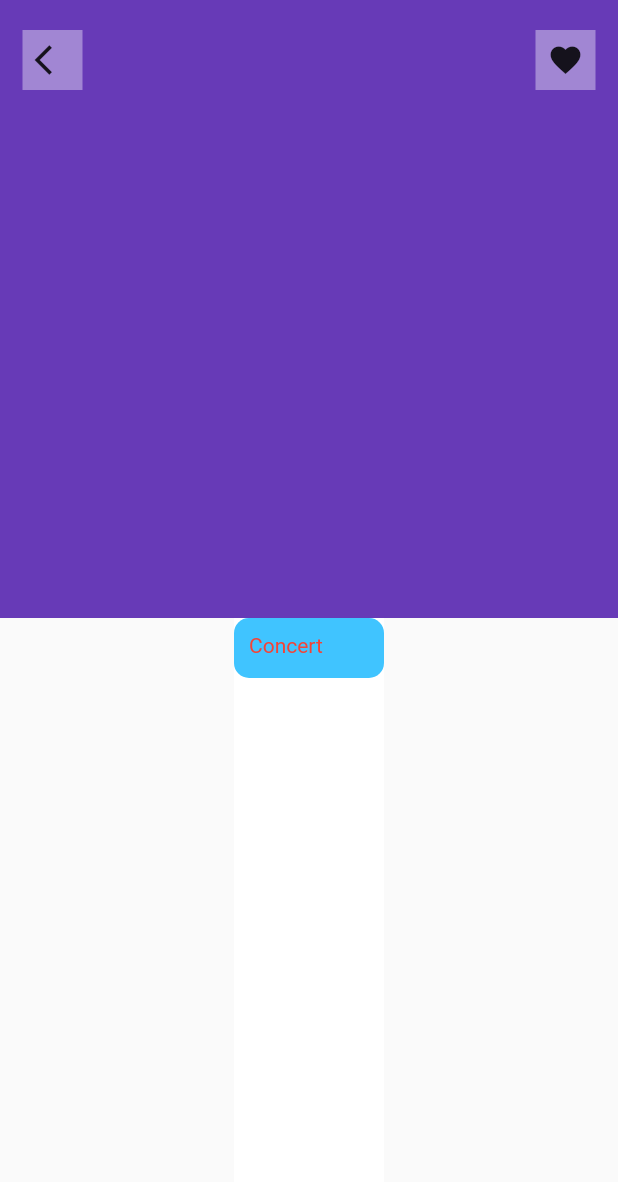
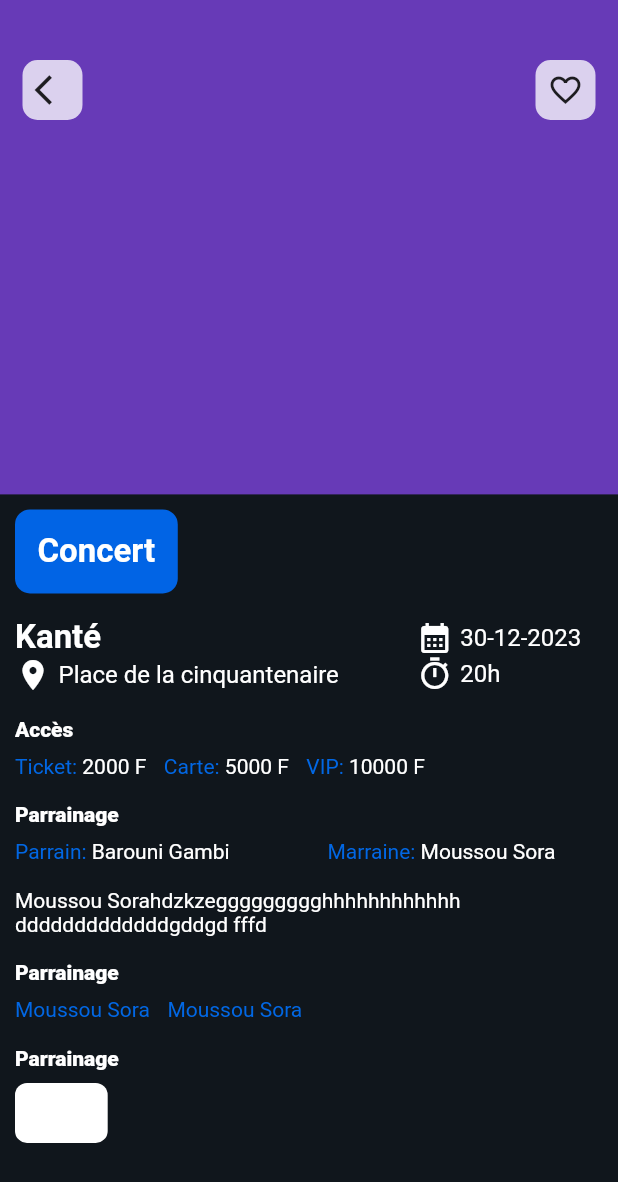
Before and after one commit to Abdouljr/MAli-Event-Front, a Flutter app: the DetailsEvent screen opened directly, on a phone screen of 412 x 824 dp. Shown: the top 1182 px of the screen. Run offline on Flutter 3.47's test engine with Material 2 defaults, Android fonts, the phone set to English and light mode, and no system bars.

Commit message:
details evenements

```diff
--- a/lib/Screen/inscription.dart
+++ b/lib/Screen/Auth & inscription/inscription.dart
@@ -2,7 +2,7 @@ import 'package:flutter/src/widgets/container.dart';
 import 'package:flutter/src/widgets/framework.dart';
 import 'package:flutter/cupertino.dart';
 import 'package:flutter/material.dart';
-import 'package:front_mali_event/Screen/authentification.dart';
+import 'package:front_mali_event/Screen/Auth%20&%20inscription/authentification.dart';
 
 class Inscription extends StatefulWidget {
   const Inscription({super.key});
--- /dev/null
+++ b/lib/Screen/Evenement/details_event.dart
@@ -0,0 +1,285 @@
+import 'package:flutter/material.dart';
+
+class DetailsEvent extends StatefulWidget {
+  const DetailsEvent({super.key});
+
+  @override
+  State<DetailsEvent> createState() => _DetailsEventState();
+}
+
+class _DetailsEventState extends State<DetailsEvent> {
+  @override
+  Widget build(BuildContext context) {
+    Size size = MediaQuery.of(context).size;
+    Color texte = Color(0xFF0167E4);
+    return Scaffold(
+      body: Container(
+        height: MediaQuery.of(context).size.height,
+        decoration: const BoxDecoration(
+          image: DecorationImage(
+              image: AssetImage("assets/images/Accueil.png"), fit: BoxFit.fill),
+        ),
+        child: Column(
+          children: [
+            Container(
+              color: Colors.deepPurple,
+              height: size.height * .4,
+              padding: const EdgeInsets.only(left: 15, right: 15, top: 40),
+              child: Row(
+                  mainAxisAlignment: MainAxisAlignment.spaceBetween,
+                  crossAxisAlignment: CrossAxisAlignment.start,
+                  children: [
+                    Container(
+                      width: 40,
+                      height: 40,
+                      decoration: BoxDecoration(
+                        color: Color.fromARGB(195, 255, 255, 255),
+                        borderRadius: BorderRadius.circular(10),
+                      ),
+                      child: const Icon(Icons.arrow_back_ios),
+                    ),
+                    Container(
+                      width: 40,
+                      height: 40,
+                      decoration: BoxDecoration(
+                        color: Color.fromARGB(195, 255, 255, 255),
+                        borderRadius: BorderRadius.circular(10),
+                      ),
+                      child: const Icon(Icons.favorite_border_outlined),
+                    ),
+                  ]),
+            ),
+            Expanded(
+              child: Container(
+                margin: EdgeInsets.all(10),
+                alignment: Alignment.topLeft,
+                child: Column(
+                  crossAxisAlignment: CrossAxisAlignment.start,
+                  mainAxisAlignment: MainAxisAlignment.start,
+                  children: [
+                    Container(
+                      padding: const EdgeInsets.all(15),
+                      decoration: BoxDecoration(
+                          color: Color(0xFF0164E5),
+                          borderRadius: BorderRadius.circular(10)),
+                      child: const Text(
+                        'Concert',
+                        textAlign: TextAlign.center,
+                        style: TextStyle(
+                            color: Colors.white,
+                            fontSize: 22,
+                            fontWeight: FontWeight.bold),
+                      ),
+                    ),
+                    SizedBox(
+                      height: size.height * .02,
+                    ),
+
+                    //=======================================================
+                    //========== Container contenant le nom et le date ==========
+                    Row(
+                      mainAxisAlignment: MainAxisAlignment.spaceBetween,
+                      children: [
+                        Container(
+                          width: size.width * .65,
+                          child: Column(
+                            //mainAxisAlignment: MainAxisAlignment.start,
+                            crossAxisAlignment: CrossAxisAlignment.start,
+                            children: [
+                              const Text(
+                                'Kanté',
+                                textAlign: TextAlign.center,
+                                style: TextStyle(
+                                    color: Colors.white,
+                                    fontSize: 22,
+                                    fontWeight: FontWeight.bold),
+                              ),
+                              Row(
+                                children: const [
+                                  Icon(
+                                    Icons.place,
+                                    color: Colors.white,
+                                  ),
+                                  SizedBox(
+                                    width: 5,
+                                  ),
+                                  Text(
+                                    'Place de la cinquantenaire',
+                                    style: TextStyle(
+                                        color: Colors.white,
+                                        fontSize: 16,
+                                        fontWeight: FontWeight.normal),
+                                  ),
+                                ],
+                              )
+                            ],
+                          ),
+                        ),
+                        Expanded(
+                            child: Column(
+                          children: [
+                            Row(
+                              children: const [
+                                Icon(
+                                  Icons.calendar_month_sharp,
+                                  color: Colors.white,
+                                ),
+                                SizedBox(
+                                  width: 5,
+                                ),
+                                Text(
+                                  '30-12-2023',
+                                  style: TextStyle(
+                                      color: Colors.white,
+                                      fontSize: 16,
+                                      fontWeight: FontWeight.normal),
+                                ),
+                              ],
+                            ),
+                            Row(
+                              children: const [
+                                Icon(
+                                  Icons.timer_sharp,
+                                  color: Colors.white,
+                                ),
+                                SizedBox(
+                                  width: 5,
+                                ),
+                                Text(
+                                  '20h',
+                                  style: TextStyle(
+                                      color: Colors.white,
+                                      fontSize: 16,
+                                      fontWeight: FontWeight.normal),
+                                ),
+                              ],
+                            )
+                          ],
+                        ))
+                      ],
+                    ),
+
+                    SizedBox(
+                      height: size.height * .02,
+                    ),
+
+                    //=======================================================
+                    //========== Container contenant les acces ==========
+                    const Text(
+                      "Accès",
+                      style: TextStyle(
+                          fontWeight: FontWeight.w800, color: Colors.white),
+                    ),
+                    SizedBox(
+                      height: size.height * .01,
+                    ),
+                    Row(children: [
+                      Text("Ticket: ", style: TextStyle(color: texte)),
+                      Text("2000 F ", style: TextStyle(color: Colors.white)),
+                      SizedBox(
+                        width: size.width * .02,
+                      ),
+                      Text("Carte: ", style: TextStyle(color: texte)),
+                      Text("5000 F ", style: TextStyle(color: Colors.white)),
+                      SizedBox(
+                        width: size.width * .02,
+                      ),
+                      Text("VIP: ", style: TextStyle(color: texte)),
+                      Text("10000 F ", style: TextStyle(color: Colors.white)),
+                    ]),
+                    SizedBox(
+                      height: size.height * .02,
+                    ),
+
+                    //=======================================================
+                    //========== Container contenant les parrainages ==========
+                    const Text(
+                      "Parrainage",
+                      style: TextStyle(
+                          fontWeight: FontWeight.w800, color: Colors.white),
+                    ),
+                    SizedBox(
+                      height: size.height * .01,
+                    ),
+                    Row(children: [
+                      Text("Parrain: ", style: TextStyle(color: texte)),
+                      const Text("Barouni Gambi ",
+                          style: TextStyle(color: Colors.white)),
+                      SizedBox(
+                        width: size.width * .15,
+                      ),
+                      Text("Marraine: ", style: TextStyle(color: texte)),
+                      const Text("Moussou Sora ",
+                          style: TextStyle(color: Colors.white)),
+                    ]),
+                    SizedBox(
+                      height: size.height * .02,
+                    ),
+
+                    //=======================================================
+                    //========== Container contenant la description ===========
+                    const Text(
+                        "Moussou Sorahdzkzeggggggggghhhhhhhhhhhh dddddddddddddgddgd fffd ",
+                        style: TextStyle(color: Colors.white)),
+
+                    SizedBox(
+                      height: size.height * .02,
+                    ),
+
+                    //=======================================================
+                    //========== Container contenant les artistes invites ===========
+                    const Text(
+                      "Parrainage",
+                      style: TextStyle(
+                          fontWeight: FontWeight.w800, color: Colors.white),
+                    ),
+                    SizedBox(
+                      height: size.height * .01,
+                    ),
+                    Row(
+                      children: [
+                        Text("Moussou Sora ", style: TextStyle(color: texte)),
+                        SizedBox(
+                          width: size.width * .02,
+                        ),
+                        Text("Moussou Sora ", style: TextStyle(color: texte)),
+                        SizedBox(
+                          height: size.height * .02,
+                        ),
+                      ],
+                    ),
+                    SizedBox(
+                      height: size.height * .02,
+                    ),
+
+                    //=======================================================
+                    //========== Container contenant les Sponsors ===========
+                    const Text(
+                      "Parrainage",
+                      style: TextStyle(
+                          fontWeight: FontWeight.w800, color: Colors.white),
+                    ),
+                    SizedBox(
+                      height: size.height * .01,
+                    ),
+
+                    Row(children: [
+                      Container(
+                        width: size.width * .15,
+                        height: 40,
+                        decoration: BoxDecoration(
+                          color: Colors.white,
+                          borderRadius: BorderRadius.circular(8),
+                        ),
+                      )
+                    ])
+                  ],
+                ),
+              ),
+            )
+          ],
+        ),
+      ),
+    );
+  }
+}
--- a/lib/Screen/details_event.dart
+++ /dev/null
@@ -1,68 +0,0 @@
-import 'package:flutter/material.dart';
-
-class DetailsEvent extends StatefulWidget {
-  const DetailsEvent({super.key});
-
-  @override
-  State<DetailsEvent> createState() => _DetailsEventState();
-}
-
-class _DetailsEventState extends State<DetailsEvent> {
-  @override
-  Widget build(BuildContext context) {
-    return Scaffold(
-      body: Column(
-        children: [
-          Container(
-            color: Colors.deepPurple,
-            height: MediaQuery.of(context).size.height * .5,
-            padding: const EdgeInsets.only(left: 15, right: 15, top: 20),
-            child: Row(
-                mainAxisAlignment: MainAxisAlignment.spaceBetween,
-                crossAxisAlignment: CrossAxisAlignment.start,
-                children: [
-                  Container(
-                    width: 40,
-                    height: 40,
-                    color: Colors.white38,
-                    child: const Icon(Icons.arrow_back_ios),
-                  ),
-                  Container(
-                    width: 40,
-                    height: 40,
-                    color: Colors.white38,
-                    child: const Icon(Icons.favorite),
-                  ),
-                ]),
-          ),
-          Expanded(
-            child: Container(
-              color: Colors.white,
-              child: Column(
-                crossAxisAlignment: CrossAxisAlignment.start,
-                mainAxisAlignment: MainAxisAlignment.start,
-                children: [
-                  InkWell(
-                    onTap: () {},
-                    child: Container(
-                      padding: const EdgeInsets.all(10),
-                      height: 40,
-                      width: 100,
-                      decoration: BoxDecoration(
-                          color: Colors.lightBlueAccent,
-                          borderRadius: BorderRadius.circular(10)),
-                      child: const Text(
-                        'Concert',
-                        style: TextStyle(color: Colors.red),
-                      ),
-                    ),
-                  )
-                ],
-              ),
-            ),
-          )
-        ],
-      ),
-    );
-  }
-}
--- a/lib/main.dart
+++ b/lib/main.dart
@@ -1,6 +1,7 @@
 import 'package:flutter/material.dart';
+import 'package:front_mali_event/Screen/Evenement/details_event.dart';
 
-import 'Screen/Home_event.dart';
+import 'Screen/Evenement/Home_event.dart';
 
 void main() {
   runApp(const MyApp());
@@ -12,10 +13,10 @@ class MyApp extends StatelessWidget {
   // This widget is the root of your application.
   @override
   Widget build(BuildContext context) {
-    return  const MaterialApp(
+    return const MaterialApp(
       title: 'Mali event',
       debugShowCheckedModeBanner: false,
-      home: AccueilEvent(),
+      home: DetailsEvent(),
     );
   }
 }
```
Also changed, not shown: lib/Screen/Auth & inscription/authentification.dart (renamed from lib/Screen/authentification.dart), lib/Screen/Evenement/Home_event.dart (renamed from lib/Screen/Home_event.dart).
